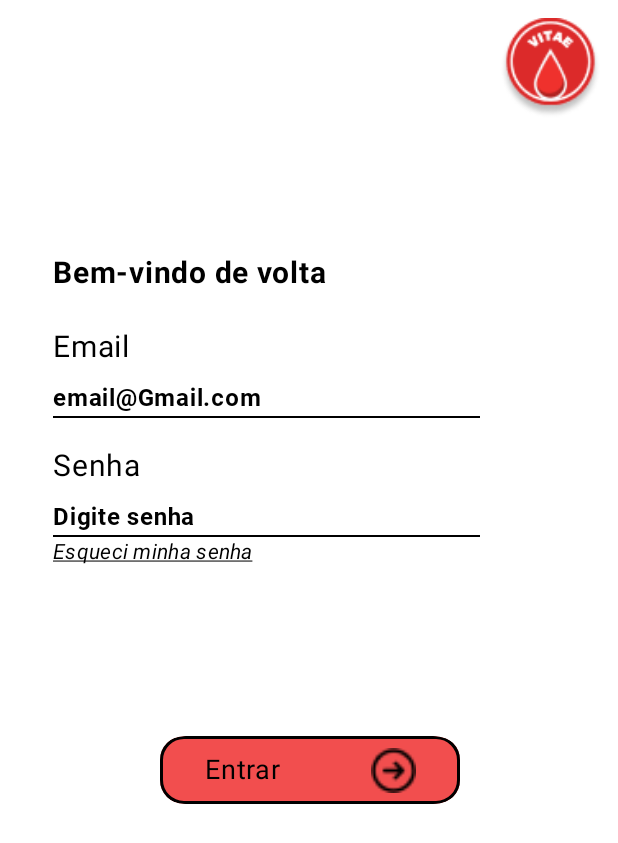
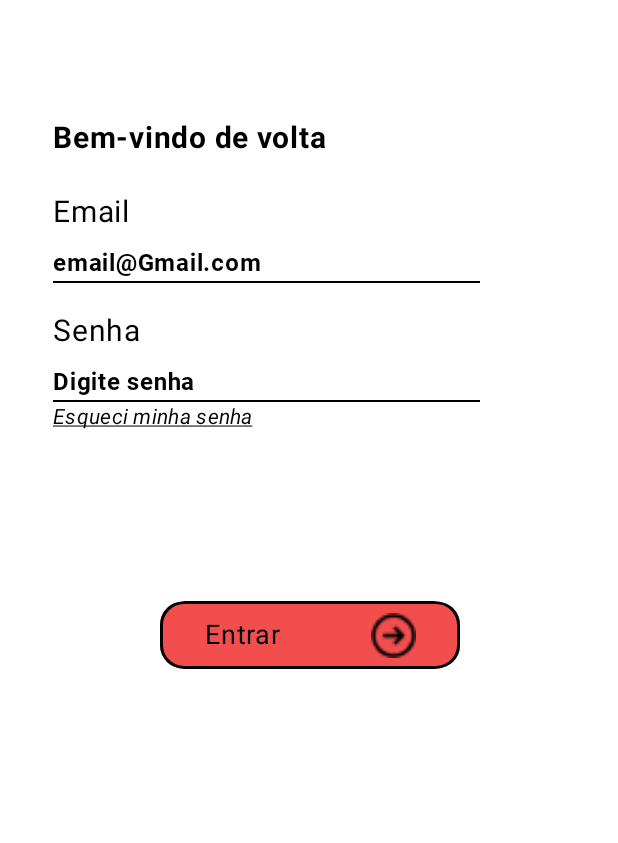
Before and after one commit to MEDVITAE/Mobile, an Android app built with Jetpack Compose: the @Preview function GreetingPreviewFromLogin, on a phone screen of 412 x 824 dp. Shown: the top 843 px of the screen. Run offline under Robolectric (Android 15) with nearby library versions, the phone set to English and light mode, and no system bars.

Commit message:
FIX/ Utilização do NavController conncluída

```diff
--- a/app/src/main/java/com/example/vitaeapp/LoginActivity.kt
+++ b/app/src/main/java/com/example/vitaeapp/LoginActivity.kt
@@ -43,34 +43,17 @@ import androidx.compose.ui.text.style.TextDecoration
 import androidx.compose.ui.tooling.preview.Preview
 import androidx.compose.ui.unit.dp
 import androidx.compose.ui.unit.sp
+import androidx.navigation.NavHostController
+import androidx.navigation.compose.rememberNavController
 import com.example.vitaeapp.ui.theme.VitaeAppTheme
 
-class LoginActivity : ComponentActivity() {
-    override fun onCreate(savedInstanceState: Bundle?) {
-        super.onCreate(savedInstanceState)
-        setContent {
-            VitaeAppTheme {
-                // A surface container using the 'background' color from the theme
-                Surface(
-                    modifier = Modifier.fillMaxSize(),
-                    color = colorResource(id = R.color.azul_claro)
-                ) {
-                    TelaLogin("Android")
-                }
-            }
-        }
-    }
-}
-
-
 @Composable
-fun TelaLogin(name: String, modifier: Modifier = Modifier) {
+fun TelaLogin(navController: NavHostController,  modifier: Modifier = Modifier) {
     Column(
         modifier = modifier.fillMaxSize(),
         verticalArrangement = Arrangement.Top,
         horizontalAlignment = Alignment.CenterHorizontally
     ) {
-        Logo()
         val entradaTextoEmail by remember { mutableStateOf("") }
         val entradaSenha by remember { mutableStateOf("") }
 
@@ -102,7 +85,9 @@ fun TelaLogin(name: String, modifier: Modifier = Modifier) {
             )
             Spacer(modifier = Modifier.height(70.dp))
 
-            BotaoLogin("Editar")
+            BotaoLogin("Entrar"){
+                navController.navigate("Perfil")
+            }
         }
     }
 }
@@ -156,7 +141,7 @@ fun InputGetInfoLogin(valorInput: String) {
 }
 
 @Composable
-fun BotaoLogin(valor: String) {
+fun BotaoLogin(valor: String, onClick: () -> Unit) {
     Box(
         modifier = Modifier
             .fillMaxWidth()
@@ -166,15 +151,11 @@ fun BotaoLogin(valor: String) {
         contentAlignment = Alignment.Center,
 
         ) {
-
-        val contexto = LocalContext.current
-
         IconButton(
             modifier = Modifier
                 .width(210.dp)
                 .height(45.dp),
-            onClick = {
-            }
+            onClick = onClick
         ) {
             Row(
 
@@ -214,6 +195,6 @@ fun BotaoLogin(valor: String) {
 @Composable
 fun GreetingPreviewFromLogin() {
     VitaeAppTheme {
-        TelaLogin("Android")
+        TelaLogin(rememberNavController())
     }
 }
--- a/app/src/main/java/com/example/vitaeapp/PerfilActivity.kt
+++ b/app/src/main/java/com/example/vitaeapp/PerfilActivity.kt
@@ -230,14 +230,12 @@ fun BotaoEditar(valor: String) {
 
         ) {
 
-        val contexto = LocalContext.current
 
         IconButton(
             modifier = Modifier
                 .width(210.dp)
                 .height(45.dp),
             onClick = {
-                contexto.startActivity(Intent(contexto, ConfigActivity::class.java))
             }
         ) {
             Row(
```
Also changed, not shown: app/src/main/java/com/example/vitaeapp/CadastroActivity.kt (+9 -35 lines), app/src/main/java/com/example/vitaeapp/ConfiguracaoActivity.kt (+9 -27 lines), app/src/main/java/com/example/vitaeapp/MainActivity.kt (+49 -35 lines).
